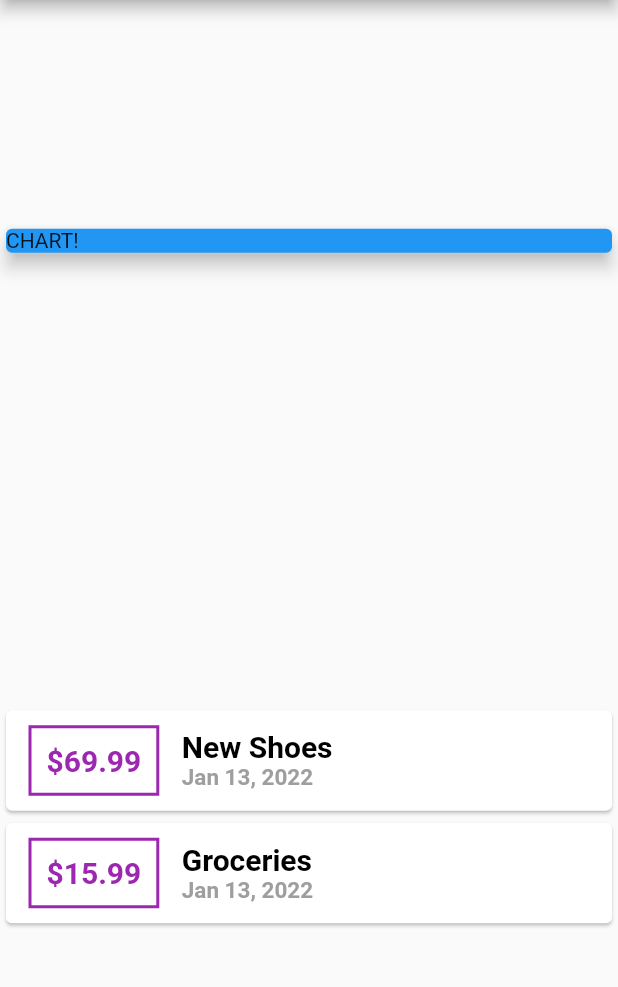
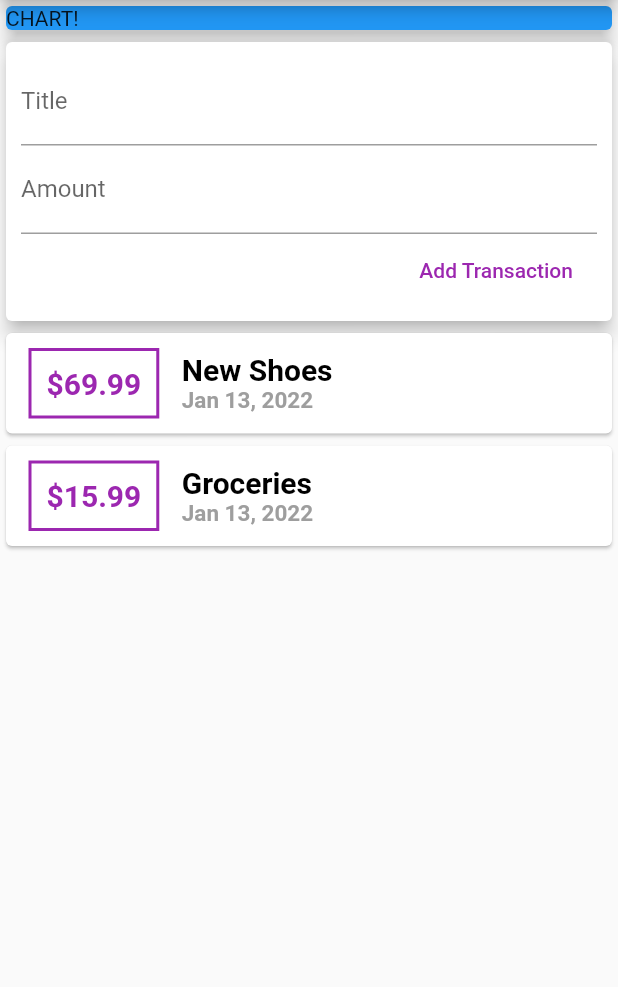
Before and after one commit to OwethuSotomela/transaction_model_app, a Flutter app: the screen it shows after launch, on a phone screen of 412 x 824 dp, the part 84-1071 px from its top. Run offline on Flutter 3.47's test engine with Material 2 defaults, Android fonts, the phone set to English and light mode, and no system bars.

Commit message:
Fetching User Input

```diff
--- a/lib/main.dart
+++ b/lib/main.dart
@@ -32,6 +32,9 @@ class Homepage extends StatelessWidget {
     )
   ];
 
+  final titleControler = TextEditingController();
+  final amountController = TextEditingController();
+
   @override
   Widget build(BuildContext context) {
     return Scaffold(
@@ -39,7 +42,7 @@ class Homepage extends StatelessWidget {
         title: Text('Flutter Guide'),
       ),
       body: Column(
-        mainAxisAlignment: MainAxisAlignment.spaceAround,
+        // mainAxisAlignment: MainAxisAlignment.start,
         crossAxisAlignment: CrossAxisAlignment.stretch,
         children: <Widget>[
           Container(
@@ -48,6 +51,34 @@ class Homepage extends StatelessWidget {
               color: Colors.blue,
               child: Text('CHART!'),
               elevation: 5,
+            ),
+          ),
+          Card(
+            elevation: 5,
+            child: Container(
+              padding: EdgeInsets.all(10),
+              child: Column(
+                // ignore: prefer_const_literals_to_create_immutables
+                crossAxisAlignment: CrossAxisAlignment.end,
+                children: <Widget>[
+                  TextField(
+                    decoration: InputDecoration(labelText: 'Title'),
+                    controller: titleControler,
+                  ),
+                  TextField(
+                    decoration: InputDecoration(labelText: 'Amount'),
+                    controller: amountController,
+                  ),
+                  FlatButton(
+                    // color: Colors.purple,
+                    child: Text('Add Transaction'), textColor: Colors.purple,
+                    onPressed: () {
+                      print(titleControler.text);
+                      print(amountController.text);
+                    },
+                  ),
+                ],
+              ),
             ),
           ),
           Column(
```
